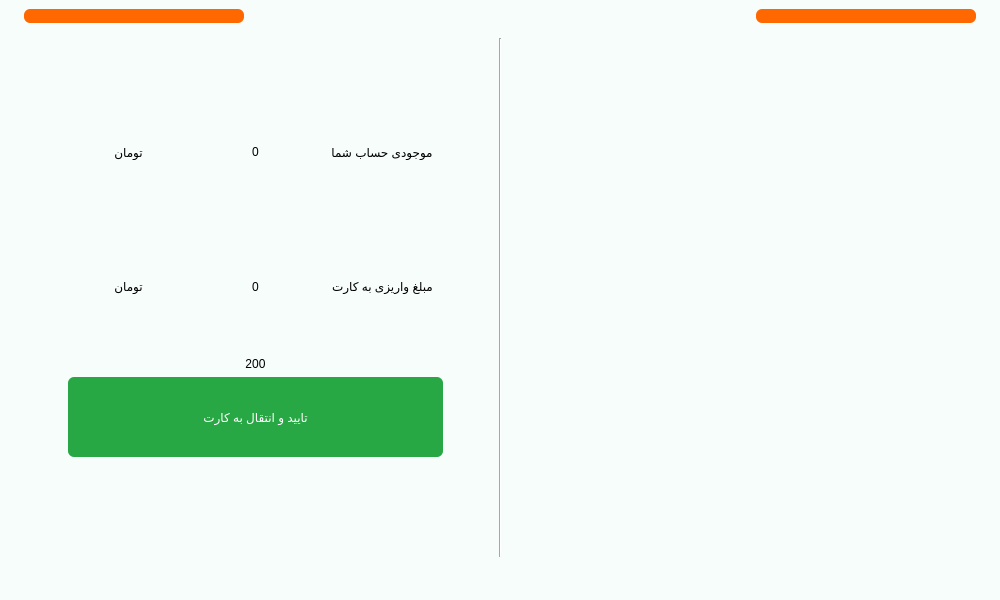
Before: the Qt Designer form main.ui in Farazist/raspberrypi-app, drawn with Qt 5.
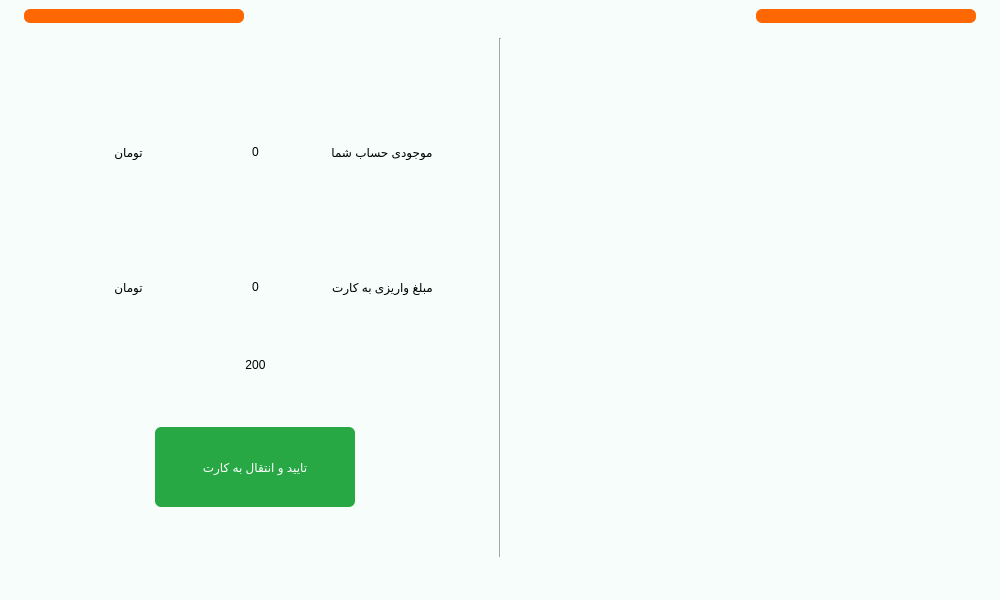
After: the same form once the commit is applied. Icons and pictures are not drawn.

```diff
--- a/main.ui
+++ b/main.ui
@@ -3892,7 +3892,7 @@
            <number>50</number>
           </property>
           <property name="bottomMargin">
-           <number>100</number>
+           <number>50</number>
           </property>
           <item>
            <layout class="QHBoxLayout" name="horizontalLayout_42">
@@ -4066,7 +4066,7 @@
             </item>
            </layout>
           </item>
-          <item>
+          <item alignment="Qt::AlignHCenter|Qt::AlignBottom">
            <widget class="QPushButton" name="pushButton">
             <property name="minimumSize">
              <size>
```
